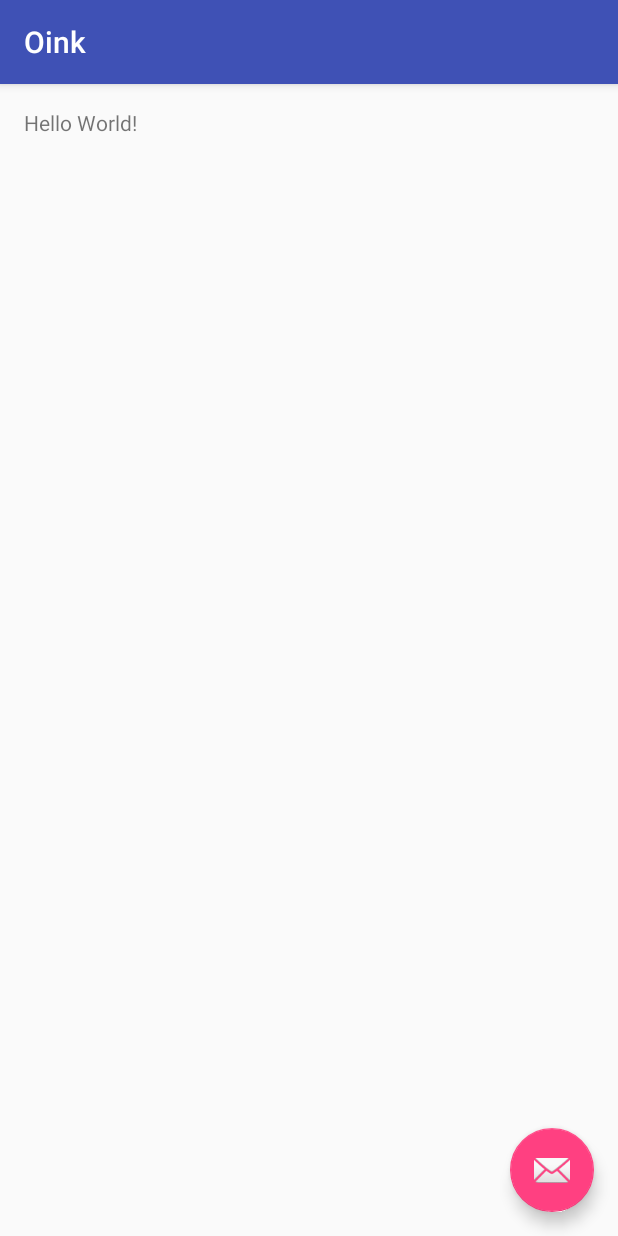
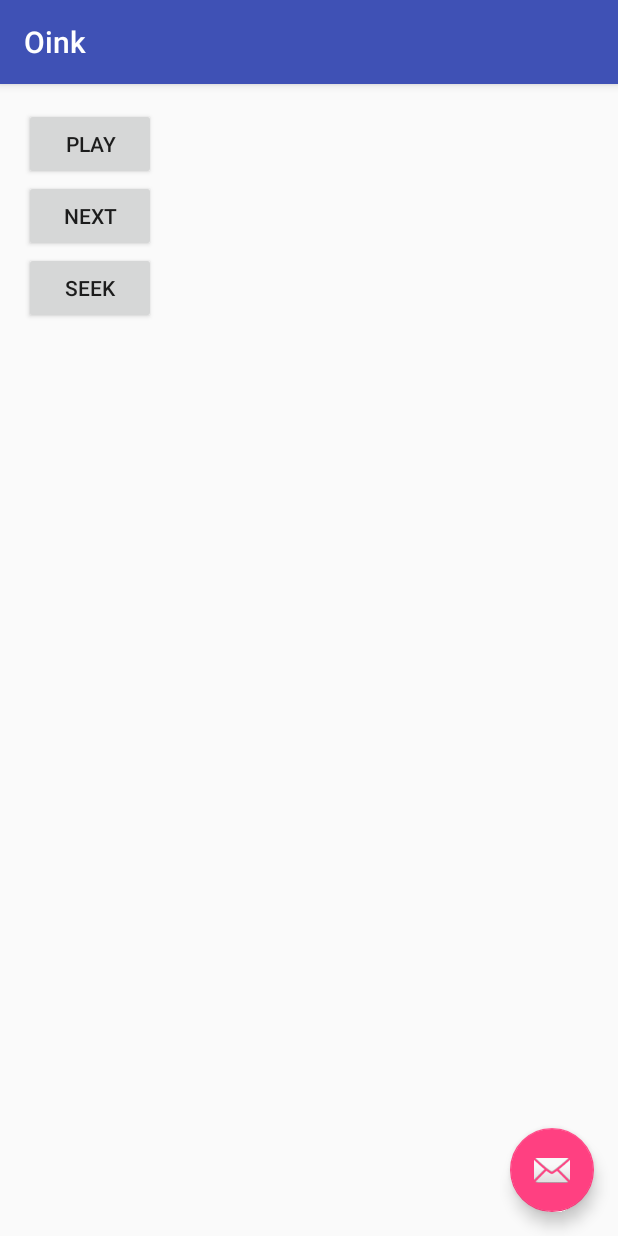
Before and after one commit to MASAILA/Oink, an Android app: the screen it shows after launch (MainActivity), on a phone screen of 412 x 824 dp. Run offline under Robolectric (Android 15) with nearby library versions, the phone set to English and light mode, and no system bars; our stand-ins replace ButterKnife, EventBus.

Commit message:
Fix loop play

```diff
--- a/app/build.gradle
+++ b/app/build.gradle
@@ -1,4 +1,5 @@
 apply plugin: 'com.android.application'
+apply plugin: 'com.neenbedankt.android-apt'
 
 android {
     compileSdkVersion 23
@@ -25,5 +26,6 @@ dependencies {
     compile 'com.android.support:appcompat-v7:23.4.0'
     compile 'com.android.support:design:23.4.0'
     compile 'org.greenrobot:eventbus:3.0.0'
-
+    compile 'com.jakewharton:butterknife:8.0.1'
+    apt 'com.jakewharton:butterknife-compiler:8.0.1'
 }
--- a/app/src/main/java/com/masaila/oink/MainActivity.java
+++ b/app/src/main/java/com/masaila/oink/MainActivity.java
@@ -3,6 +3,8 @@ package com.masaila.oink;
 import android.content.Intent;
 import android.os.Bundle;
 import android.support.v7.widget.Toolbar;
+import android.view.View;
+import android.widget.Button;
 
 import com.masaila.oink.event.PlayEvent;
 import com.masaila.oink.model.Song;
@@ -14,7 +16,18 @@ import org.greenrobot.eventbus.EventBus;
 import java.util.ArrayList;
 import java.util.List;
 
+import butterknife.BindView;
+import butterknife.ButterKnife;
+import butterknife.OnClick;
+
 public class MainActivity extends BaseActivity {
+
+    @BindView(R.id.button_play)
+    Button buttonPlay;
+    @BindView(R.id.button_next)
+    Button buttonNext;
+    @BindView(R.id.button_seek)
+    Button buttonSeek;
 
     @Override
     protected void onCreate(Bundle savedInstanceState) {
@@ -23,31 +36,37 @@ public class MainActivity extends BaseActivity {
         Toolbar toolbar = (Toolbar) findViewById(R.id.toolbar);
         setSupportActionBar(toolbar);
 
+        ButterKnife.bind(this);
         startService(new Intent(this, PlayerService.class));
 
-        mHandler.postDelayed(new Runnable() {
-            @Override
-            public void run() {
-                PlayEvent playEvent = new PlayEvent();
+
+    }
+
+    @OnClick({R.id.button_play, R.id.button_next, R.id.button_seek})
+    public void onClick(View view) {
+        PlayEvent playEvent;
+        switch (view.getId()) {
+            case R.id.button_play:
+                playEvent = new PlayEvent();
                 List<Song> queue = new ArrayList<>();
-                queue.add(getSong("http://m2.music.126.net/O2V3vb8xsXpm2kp1MoF0gg==/1398578800754897.mp3"));
-                queue.add(getSong("http://p2.music.126.net/JLIjdi6KtOr-8K3UczVz0g==/1391981730866791.mp3"));
+                queue.add(getSong("http://m2.music.126.net/AuxCK2R5aJlTETgi8kwN3g==/5923069139252948.mp3"));
+                queue.add(getSong("http://m2.music.126.net/AuxCK2R5aJlTETgi8kwN3g==/5923069139252948.mp3"));
                 playEvent.setAction(PlayEvent.Action.PLAY);
                 playEvent.setQueue(queue);
                 EventBus.getDefault().post(playEvent);
-            }
-        }, 1000);
-
-        mHandler.postDelayed(new Runnable() {
-            @Override
-            public void run() {
-                PlayEvent playEvent = new PlayEvent();
+                break;
+            case R.id.button_next:
+                playEvent = new PlayEvent();
                 playEvent.setAction(PlayEvent.Action.NEXT);
                 EventBus.getDefault().post(playEvent);
-            }
-        }, 5000);
+                break;
+            case R.id.button_seek:
+                playEvent=new PlayEvent();
+                playEvent.setAction(PlayEvent.Action.SEEK);
+                break;
+        }
+    }
 
-    }
 
     private Song getSong(String url) {
         Song song = new Song();
--- a/app/src/main/res/layout/content_main.xml
+++ b/app/src/main/res/layout/content_main.xml
@@ -1,9 +1,10 @@
 <?xml version="1.0" encoding="utf-8"?>
-<RelativeLayout xmlns:android="http://schemas.android.com/apk/res/android"
+<LinearLayout xmlns:android="http://schemas.android.com/apk/res/android"
               xmlns:app="http://schemas.android.com/apk/res-auto"
               xmlns:tools="http://schemas.android.com/tools"
               android:layout_width="match_parent"
               android:layout_height="match_parent"
+              android:orientation="vertical"
               android:paddingBottom="@dimen/activity_vertical_margin"
               android:paddingLeft="@dimen/activity_horizontal_margin"
               android:paddingRight="@dimen/activity_horizontal_margin"
@@ -12,8 +13,22 @@
               tools:context="com.masaila.oink.MainActivity"
               tools:showIn="@layout/activity_main">
 
-    <TextView
+    <Button
+        android:id="@+id/button_play"
         android:layout_width="wrap_content"
         android:layout_height="wrap_content"
-        android:text="Hello World!" />
-</RelativeLayout>
+        android:text="play"/>
+
+    <Button
+        android:id="@+id/button_next"
+        android:layout_width="wrap_content"
+        android:layout_height="wrap_content"
+        android:text="next"/>
+
+    <Button
+        android:id="@+id/button_seek"
+        android:layout_width="wrap_content"
+        android:layout_height="wrap_content"
+        android:text="seek"/>
+
+</LinearLayout>
--- a/build.gradle
+++ b/build.gradle
@@ -5,7 +5,8 @@ buildscript {
         jcenter()
     }
     dependencies {
-        classpath 'com.android.tools.build:gradle:1.5.0'
+        classpath 'com.android.tools.build:gradle:2.1.0'
+        classpath 'com.neenbedankt.gradle.plugins:android-apt:1.8'
 
         // NOTE: Do not place your application dependencies here; they belong
         // in the individual module build.gradle files
```
Also changed, not shown: app/src/main/java/com/masaila/oink/event/PlayEvent.java (+10 -1 lines), app/src/main/java/com/masaila/oink/player/MusicPlayer.java (+11 -11 lines), app/src/main/java/com/masaila/oink/player/PlayerService.java (+15 -0 lines), gradle/wrapper/gradle-wrapper.properties. Lines whose indentation alone changed are shown as unchanged.
